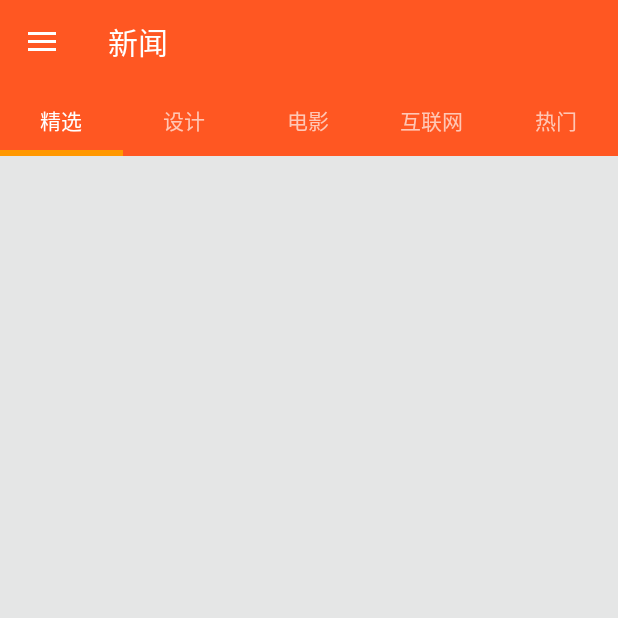
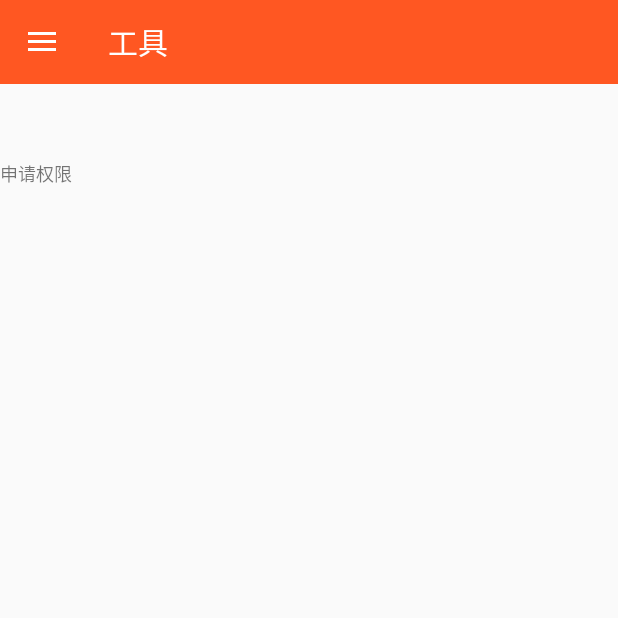
Before and after one commit to wgx3310/Aye, an Android app: the screen it shows after launch (HomeActivity), in the side drawer, after a tap on "工具", on a phone screen of 412 x 824 dp, the top half of it. Run offline under Robolectric (Android 15) with nearby library versions, the phone set to English and light mode, and no system bars; our stand-ins replace EventBus; libraries missing offline, so code that uses them is left out: com.github.moduth.blockcanary, com.prolificinteractive.materialcalendarview, com.squareup.leakcanary, rx.functions, rx.subscriptions; Roboto replaces fonts that are not available here; 6 statements that could not run were skipped.

Commit message:
add history and tools fragment

```diff
--- a/aye/build.gradle
+++ b/aye/build.gradle
@@ -43,5 +43,6 @@ dependencies {
     compile 'com.android.support:support-vector-drawable:25.0.1'
     compile 'com.prolificinteractive:material-calendarview:1.4.2'
     compile 'org.greenrobot:eventbus:3.0.0'
+    compile 'com.android.support.constraint:constraint-layout:1.0.0-beta4'
     testCompile 'junit:junit:4.12'
 }
--- a/aye/src/main/java/aye/fragment/HistoryFragment.java
+++ b/aye/src/main/java/aye/fragment/HistoryFragment.java
@@ -96,4 +96,9 @@ public class HistoryFragment extends BaseFragment {
     }
 
 
+    @Override
+    public void onDestroy() {
+        EventBus.getDefault().unregister(this);
+        super.onDestroy();
+    }
 }
--- /dev/null
+++ b/aye/src/main/java/aye/fragment/ToolsFragment.java
@@ -0,0 +1,34 @@
+package aye.fragment;
+
+import android.content.Intent;
+import android.view.View;
+
+import aye.ui.PermissionActivity;
+import reid.aye.R;
+
+/**
+ * Created by reid on 2016/12/17.
+ */
+
+public class ToolsFragment extends BaseFragment {
+
+    public static ToolsFragment newInstance() {
+        return new ToolsFragment();
+    }
+
+    @Override
+    protected int getLayoutResId() {
+        return R.layout.fragment_tools;
+    }
+
+    @Override
+    protected void initView(View root) {
+        root.findViewById(R.id.tool_permission).setOnClickListener(new View.OnClickListener() {
+            @Override
+            public void onClick(View v) {
+                Intent intent = new Intent(getContext(), PermissionActivity.class);
+                startActivity(intent);
+            }
+        });
+    }
+}
--- a/aye/src/main/java/aye/ui/HomeActivity.java
+++ b/aye/src/main/java/aye/ui/HomeActivity.java
@@ -8,10 +8,10 @@ import android.support.v4.widget.DrawerLayout;
 import android.support.v7.app.ActionBarDrawerToggle;
 import android.support.v7.widget.Toolbar;
 import android.view.MenuItem;
-import android.widget.Toast;
 
 import aye.fragment.BaseFragment;
 import aye.fragment.HistoryFragment;
+import aye.fragment.ToolsFragment;
 import aye.util.ToastUtils;
 import reid.aye.R;
 import aye.fragment.HomeFragment;
@@ -27,6 +27,7 @@ public class HomeActivity extends BaseActivity implements NavigationView
     private long mLastBackTime;
 
     private BaseFragment mHomeFragment;
+    private BaseFragment mToolsFragment;
     private BaseFragment mHistoryFragment;
 
     @Override
@@ -45,6 +46,7 @@ public class HomeActivity extends BaseActivity implements NavigationView
 
     private void initFragment() {
         mHomeFragment = HomeFragment.newInstance();
+        mToolsFragment = ToolsFragment.newInstance();
         mHistoryFragment = HistoryFragment.newInstance();
     }
 
@@ -91,11 +93,13 @@ public class HomeActivity extends BaseActivity implements NavigationView
                 break;
             case R.id.nav_camera:
                 break;
+            case R.id.nav_tools:
+                setTitle(R.string.nav_tools);
+                switchFragment(R.id.content_layout, mToolsFragment);
+                break;
             case R.id.nav_history:
                 setTitle(R.string.nav_history);
                 switchFragment(R.id.content_layout, mHistoryFragment);
-                break;
-            case R.id.nav_manage:
                 break;
             case R.id.nav_share:
                 break;
--- /dev/null
+++ b/aye/src/main/res/layout/fragment_tools.xml
@@ -0,0 +1,14 @@
+<?xml version="1.0" encoding="utf-8"?>
+<LinearLayout xmlns:android="http://schemas.android.com/apk/res/android"
+    android:layout_width="match_parent"
+    android:layout_height="match_parent"
+    android:orientation="vertical">
+
+    <TextView
+        android:id="@+id/tool_permission"
+        android:layout_width="match_parent"
+        android:layout_height="120dp"
+        android:gravity="center_vertical"
+        android:text="申请权限"
+        android:textSize="@dimen/font_size_36" />
+</LinearLayout>
--- a/aye/src/main/res/menu/activity_home_drawer.xml
+++ b/aye/src/main/res/menu/activity_home_drawer.xml
@@ -15,8 +15,8 @@
             android:title="Import"/>
 
         <item
-            android:id="@+id/nav_manage"
-            android:icon="@drawable/ic_menu_manage"
+            android:id="@+id/nav_tools"
+            android:icon="@drawable/ic_menu_tool"
             android:title="@string/nav_tools"/>
 
         <item
--- a/aye/src/main/res/values/strings.xml
+++ b/aye/src/main/res/values/strings.xml
@@ -73,7 +73,7 @@
         <item>3</item>
     </string-array>
 
-    <string-array name="multi_select_list_preference_default_value"/>
+    <string-array name="multi_select_list_preference_default_value" />
 
     <string name="pref_title_system_sync_settings">System sync settings</string>
 
--- a/build.gradle
+++ b/build.gradle
@@ -5,7 +5,7 @@ buildscript {
         jcenter()
     }
     dependencies {
-        classpath 'com.android.tools.build:gradle:2.3.0-alpha3'
+        classpath 'com.android.tools.build:gradle:2.3.0-beta1'
 
         // NOTE: Do not place your application dependencies here; they belong
         // in the individual module build.gradle files
--- a/common/build.gradle
+++ b/common/build.gradle
@@ -1,7 +1,7 @@
 apply plugin: 'com.android.library'
 
 android {
-    compileSdkVersion 24
+    compileSdkVersion 25
     buildToolsVersion '25.0.0'
 
     defaultConfig {
--- a/common/src/main/java/aye/net/DataLoader.java
+++ b/common/src/main/java/aye/net/DataLoader.java
@@ -31,7 +31,6 @@ public class DataLoader {
                         .rxSchedulerHelper()).map(new Func1<MainStory, Block<DisplayItem>>() {
                     @Override
                     public Block<DisplayItem> call(MainStory mainStory) {
-                        Logger.e("TAG", "DataLoader loadData getDailyList" + mainStory);
                         return DisplayItemFactory.convertMainStory2Block(mainStory);
                     }
                 });
@@ -41,7 +40,6 @@ public class DataLoader {
                         .rxSchedulerHelper()).map(new Func1<MainStory, Block<DisplayItem>>() {
                     @Override
                     public Block<DisplayItem> call(MainStory mainStory) {
-                        Logger.e("TAG", "DataLoader loadData getThemeList 4 " + mainStory);
                         return DisplayItemFactory.convertMainStory2Block(mainStory);
                     }
                 });
@@ -51,7 +49,6 @@ public class DataLoader {
                         .rxSchedulerHelper()).map(new Func1<MainStory, Block<DisplayItem>>() {
                     @Override
                     public Block<DisplayItem> call(MainStory mainStory) {
-                        Logger.e("TAG", "DataLoader loadData getThemeList 3 " + mainStory);
                         return DisplayItemFactory.convertMainStory2Block(mainStory);
                     }
                 });
@@ -61,7 +58,6 @@ public class DataLoader {
                         .rxSchedulerHelper()).map(new Func1<MainStory, Block<DisplayItem>>() {
                     @Override
                     public Block<DisplayItem> call(MainStory mainStory) {
-                        Logger.e("TAG", "DataLoader loadData getThemeList 10 " + mainStory);
                         return DisplayItemFactory.convertMainStory2Block(mainStory);
                     }
                 });
@@ -71,7 +67,6 @@ public class DataLoader {
                         .rxSchedulerHelper()).map(new Func1<MainHot, Block<DisplayItem>>() {
                     @Override
                     public Block<DisplayItem> call(MainHot hot) {
-                        Log.e("TAG", "DataLoader loadData getHotList" + hot);
                         return DisplayItemFactory.convertMainHot2Block(hot);
                     }
                 });
@@ -87,7 +82,6 @@ public class DataLoader {
                 Block<DisplayItem>>() {
             @Override
             public Block<DisplayItem> call(HttpResponse<History> historyHttpResponse) {
-                Log.e("TAG", "DataLoader loadTodayHistory " + historyHttpResponse);
                 return DisplayItemFactory.convertHistory2Block(historyHttpResponse.result);
             }
         });
```
Also changed, not shown: aye/src/main/AndroidManifest.xml (+15 -11 lines), aye/src/main/java/aye/ui/BaseActivity.java (+10 -0 lines), aye/src/main/java/aye/ui/CalendarActivity.java (+0 -14 lines), aye/src/main/java/aye/ui/PermissionActivity.java (added, +58 -0 lines), aye/src/main/res/layout/activity_permission.xml (added, +13 -0 lines), aye/src/main/res/drawable/ic_menu_tool.xml (renamed from aye/src/main/res/drawable/ic_menu_manage.xml).
